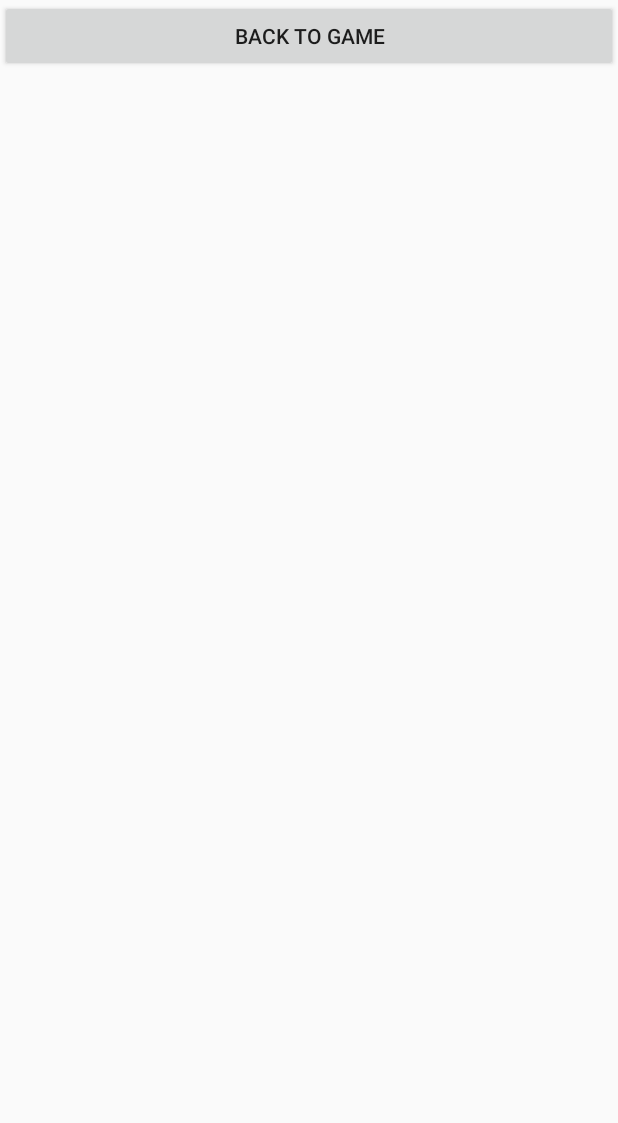
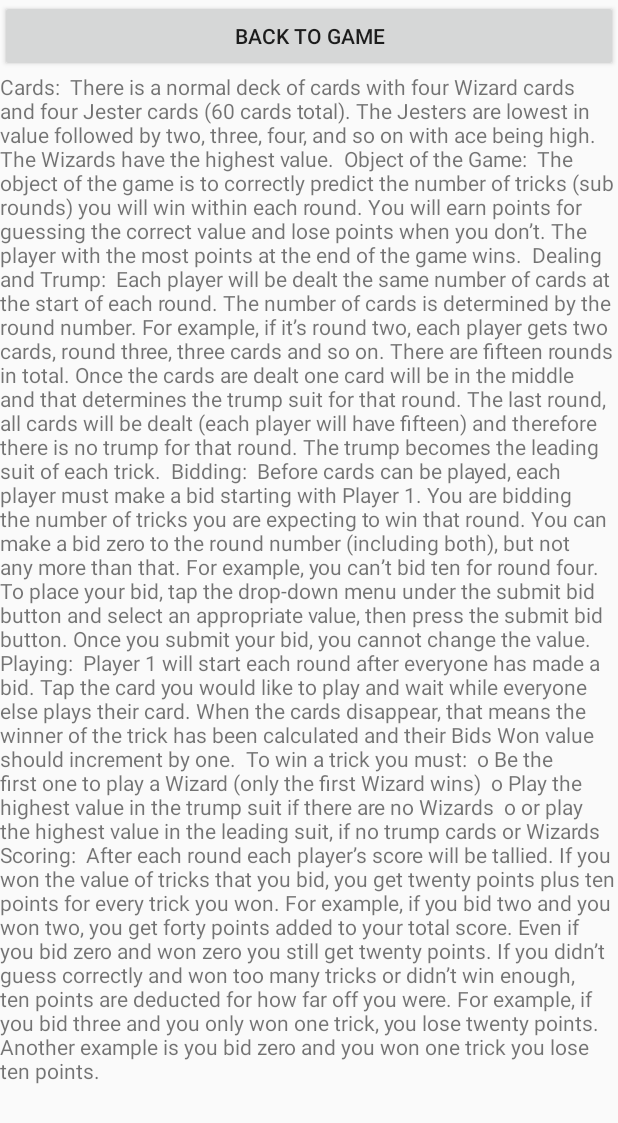
Before and after one commit to chingk20/Wizard2, an Android app: the layout game_help_screen.xml on its own in the app's theme, with its tools: preview values and no code run, on a phone screen of 412 x 824 dp. Shown: the top 1123 px of the screen. Run offline under Robolectric (Android 15) with nearby library versions, the phone set to English and light mode, and no system bars.

Commit message:
help and quit button works

```diff
--- a/app/src/main/java/com/example/wizard2/Wizard/WizardHumanPlayer.java
+++ b/app/src/main/java/com/example/wizard2/Wizard/WizardHumanPlayer.java
@@ -1352,7 +1352,6 @@ public class WizardHumanPlayer extends GameHumanPlayer implements View.OnTouchLi
                         break;
                 }
             }
-            WizardCards cp0 = state.cardsPlayed.get(0);
 
             //clears all the cards played
             if (cp0 == null && cp1 == null && cp2 == null && cp3 == null) {
@@ -1498,10 +1497,9 @@ public class WizardHumanPlayer extends GameHumanPlayer implements View.OnTouchLi
         sButton.setOnClickListener(this);
 
         //adds all card image views to guiCards array
-        if (guiCards.isEmpty()) {
-            Collections.addAll(guiCards, card1, card2, card3, card4, card5, card6, card7, card8,
-                    card9, card10, card11, card12, card13, card14, card15);
-        }
+        guiCards.clear();
+        Collections.addAll(guiCards, card1, card2, card3, card4, card5, card6, card7, card8,
+                card9, card10, card11, card12, card13, card14, card15);
     }
 
     /**
--- a/app/src/main/res/layout/game_help_screen.xml
+++ b/app/src/main/res/layout/game_help_screen.xml
@@ -13,6 +13,42 @@
             android:layout_width="match_parent"
             android:layout_height="wrap_content"
             android:text="Back to Game" />
+
+        <TextView
+            android:id="@+id/textView5"
+            android:layout_width="match_parent"
+            android:layout_height="match_parent"
+            android:text="Cards:
+
+There is a normal deck of cards with four Wizard cards and four Jester cards (60 cards total). The Jesters are lowest in value followed by two, three, four, and so on with ace being high. The Wizards have the highest value.
+
+Object of the Game:
+
+The object of the game is to correctly predict the number of tricks (sub rounds) you will win within each round. You will earn points for guessing the correct value and lose points when you don’t. The player with the most points at the end of the game wins.
+
+Dealing and Trump:
+
+Each player will be dealt the same number of cards at the start of each round. The number of cards is determined by the round number. For example, if it’s round two, each player gets two cards, round three, three cards and so on. There are fifteen rounds in total. Once the cards are dealt one card will be in the middle and that determines the trump suit for that round. The last round, all cards will be dealt (each player will have fifteen) and therefore there is no trump for that round. The trump becomes the leading suit of each trick.
+
+Bidding:
+
+Before cards can be played, each player must make a bid starting with Player 1. You are bidding the number of tricks you are expecting to win that round. You can make a bid zero to the round number (including both), but not any more than that. For example, you can’t bid ten for round four. To place your bid, tap the drop-down menu under the submit bid button and select an appropriate value, then press the submit bid button. Once you submit your bid, you cannot change the value.
+
+Playing:
+
+Player 1 will start each round after everyone has made a bid. Tap the card you would like to play and wait while everyone else plays their card. When the cards disappear, that means the winner of the trick has been calculated and their Bids Won value should increment by one.
+
+To win a trick you must:
+
+o Be the first one to play a Wizard (only the first Wizard wins)
+
+o Play the highest value in the trump suit if there are no Wizards
+
+o or play the highest value in the leading suit, if no trump cards or Wizards
+
+Scoring:
+
+After each round each player’s score will be tallied. If you won the value of tricks that you bid, you get twenty points plus ten points for every trick you won. For example, if you bid two and you won two, you get forty points added to your total score. Even if you bid zero and won zero you still get twenty points. If you didn’t guess correctly and won too many tricks or didn’t win enough, ten points are deducted for how far off you were. For example, if you bid three and you only won one trick, you lose twenty points. Another example is you bid zero and you won one trick you lose ten points." />
     </LinearLayout>
 
     <LinearLayout
```
